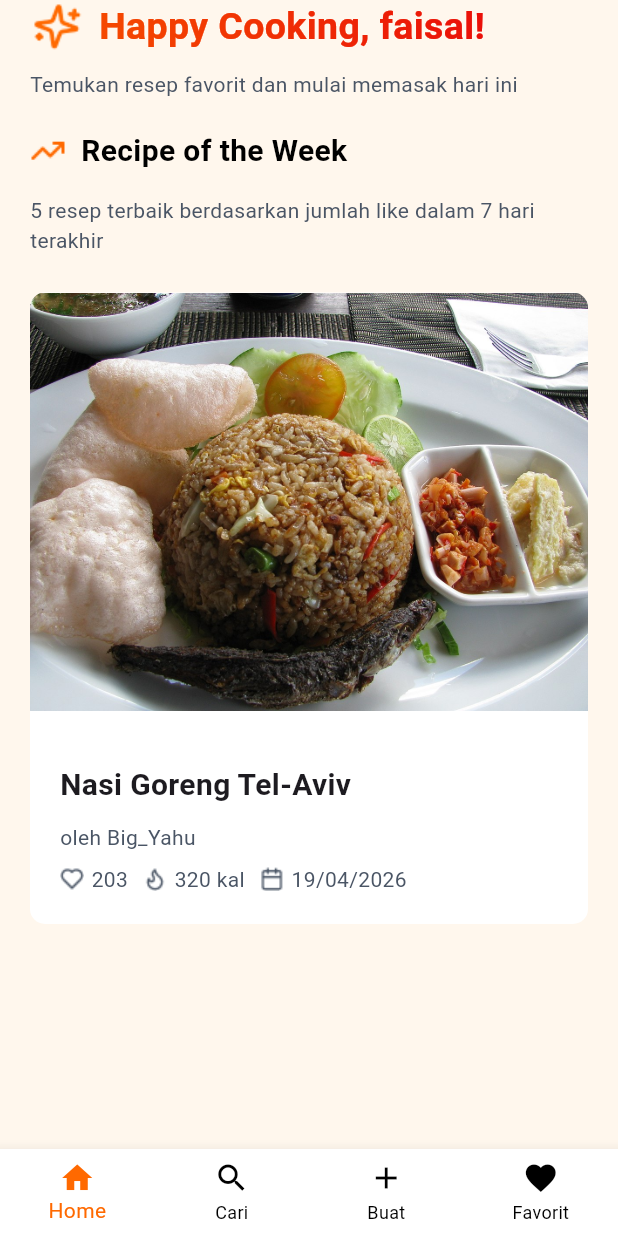
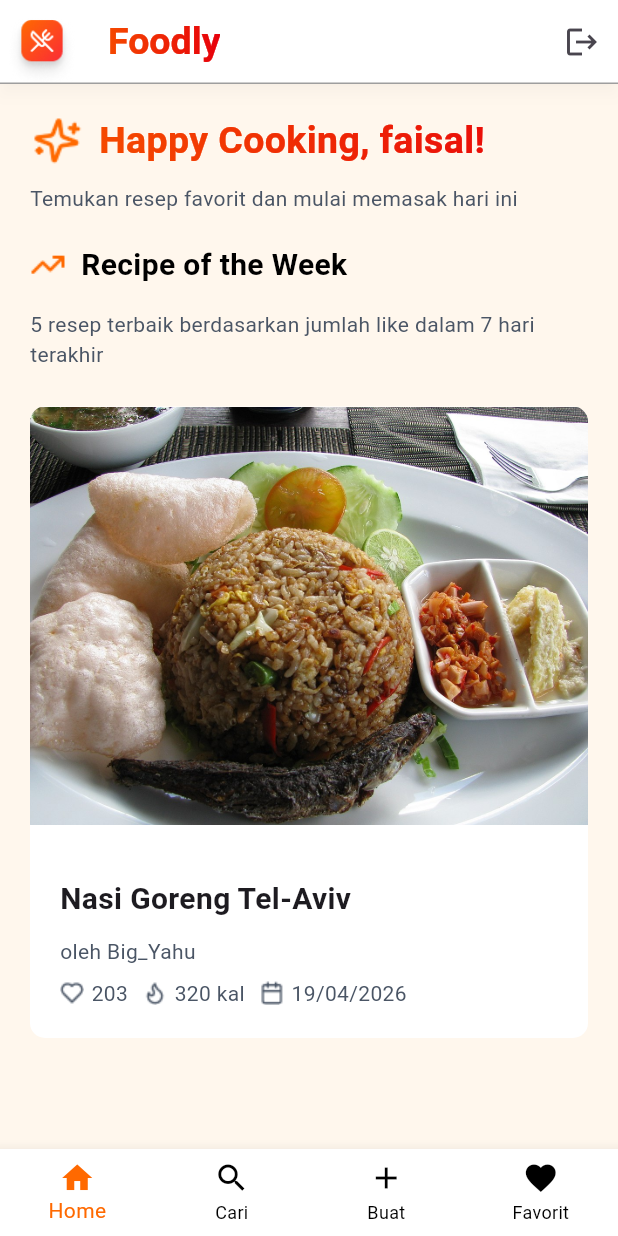
Before and after one commit to raviaja/FoodLyMobile, a Flutter app: the screen it shows after launch, on a phone screen of 412 x 824 dp. Run offline on Flutter 3.47's test engine with Material 3 defaults, Android fonts, the phone set to English and light mode, and no system bars.

Commit message:
- menambahkan appbar

```diff
--- a/lib/features/homescreen/pages/homepage.dart
+++ b/lib/features/homescreen/pages/homepage.dart
@@ -13,7 +13,7 @@ class _HomePageState extends State<HomePage> {
   Widget build(BuildContext context) {
     return SafeArea(
       child: Container(
-        padding: EdgeInsets.only(left: 20, right: 20),
+        padding: EdgeInsets.only(top: 20, left: 20, right: 20),
         width: double.infinity,
         decoration: BoxDecoration(color: Color(0xFFFFF7ED)),
 
--- a/lib/main.dart
+++ b/lib/main.dart
@@ -47,10 +47,7 @@ class MainPage extends StatefulWidget {
 class _MainPageState extends State<MainPage> {
   int _selectedIndex = 0;
 
-  final List<Widget> _pages = const [
-    HomePage(),
-    SearchPage(),
-  ];
+  final List<Widget> _pages = const [HomePage(), SearchPage()];
 
   void _onItemTapped(int index) {
     setState(() {
@@ -61,11 +58,36 @@ class _MainPageState extends State<MainPage> {
   @override
   Widget build(BuildContext context) {
     return Scaffold(
+      appBar: AppBar(
+        backgroundColor: Colors.white,
+        leading: Padding(
+          padding: EdgeInsets.only(top: 12),
+          child: Image.asset("lib/assets/icons/logofoodly.png"),
+        ),
+        title: ShaderMask(
+          shaderCallback: (bounds) => const LinearGradient(
+            colors: [Color(0xFFF54900), Color(0xFFE7000B)],
+          ).createShader(Rect.fromLTWH(0, 0, bounds.width, bounds.height)),
+
+          child: const Text(
+            'Foodly',
+            style: TextStyle(
+              fontSize: 25,
+              fontWeight: FontWeight.bold,
+              color: Colors.white,
+            ),
+          ),
+        ),
+        actions: [IconButton(onPressed: () => {}, icon: Icon(Icons.logout))],
+        elevation: 4,
+        shadowColor: Colors.black12,
+        surfaceTintColor: Colors.transparent,
+        shape: const Border(bottom: BorderSide(color: Colors.grey, width: 1)),
+      ),
 
       body: _pages[_selectedIndex],
 
       bottomNavigationBar: BottomNavigationBar(
-
         backgroundColor: Colors.white,
 
         type: BottomNavigationBarType.fixed,
@@ -79,25 +101,13 @@ class _MainPageState extends State<MainPage> {
         unselectedItemColor: Colors.black,
 
         items: const [
-          BottomNavigationBarItem(
-            icon: Icon(Icons.home),
-            label: "Home",
-          ),
+          BottomNavigationBarItem(icon: Icon(Icons.home), label: "Home"),
 
-          BottomNavigationBarItem(
-            icon: Icon(Icons.search),
-            label: "Cari",
-          ),
+          BottomNavigationBarItem(icon: Icon(Icons.search), label: "Cari"),
 
-          BottomNavigationBarItem(
-            icon: Icon(Icons.add),
-            label: "Buat",
-          ),
+          BottomNavigationBarItem(icon: Icon(Icons.add), label: "Buat"),
 
-          BottomNavigationBarItem(
-            icon: Icon(Icons.favorite),
-            label: "Favorit",
-          ),
+          BottomNavigationBarItem(icon: Icon(Icons.favorite), label: "Favorit"),
         ],
       ),
     );
```
Also changed, not shown: lib/assets/icons/logofoodly.png (added).
